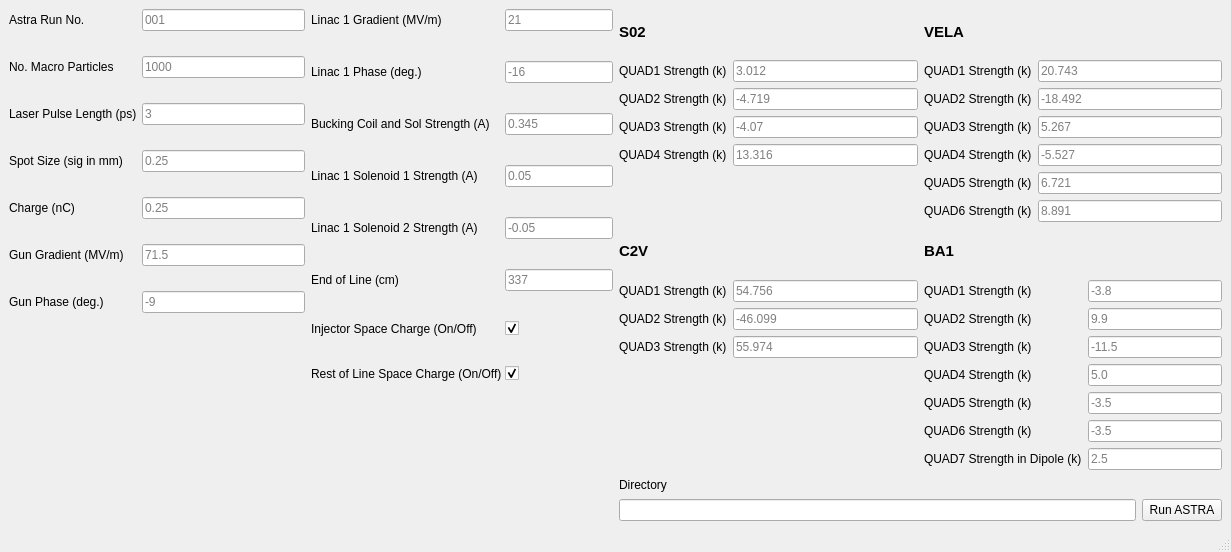
Old version of the form astra_comparison_gui.ui in the repository MattKing06/ASTRAComparisonRunner.
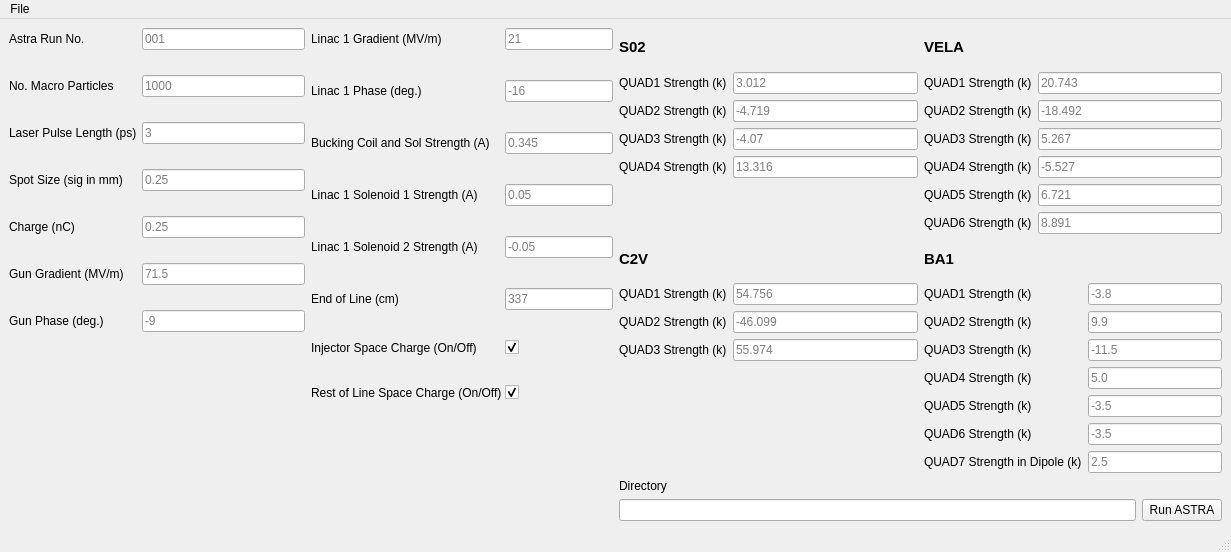
New version of the form.

The edit to the form file:
```diff
--- a/astra_comparison_gui.ui
+++ b/astra_comparison_gui.ui
@@ -815,6 +815,14 @@
      <height>21</height>
     </rect>
    </property>
+   <widget class="QMenu" name="menuFile">
+    <property name="title">
+     <string>File</string>
+    </property>
+    <addaction name="actionImport_YAML"/>
+    <addaction name="actionExport_YAML"/>
+   </widget>
+   <addaction name="menuFile"/>
   </widget>
   <widget class="QStatusBar" name="statusbar"/>
  </widget>
```
Left out of the diff: 488 changed lines with no effect on the pictures.
